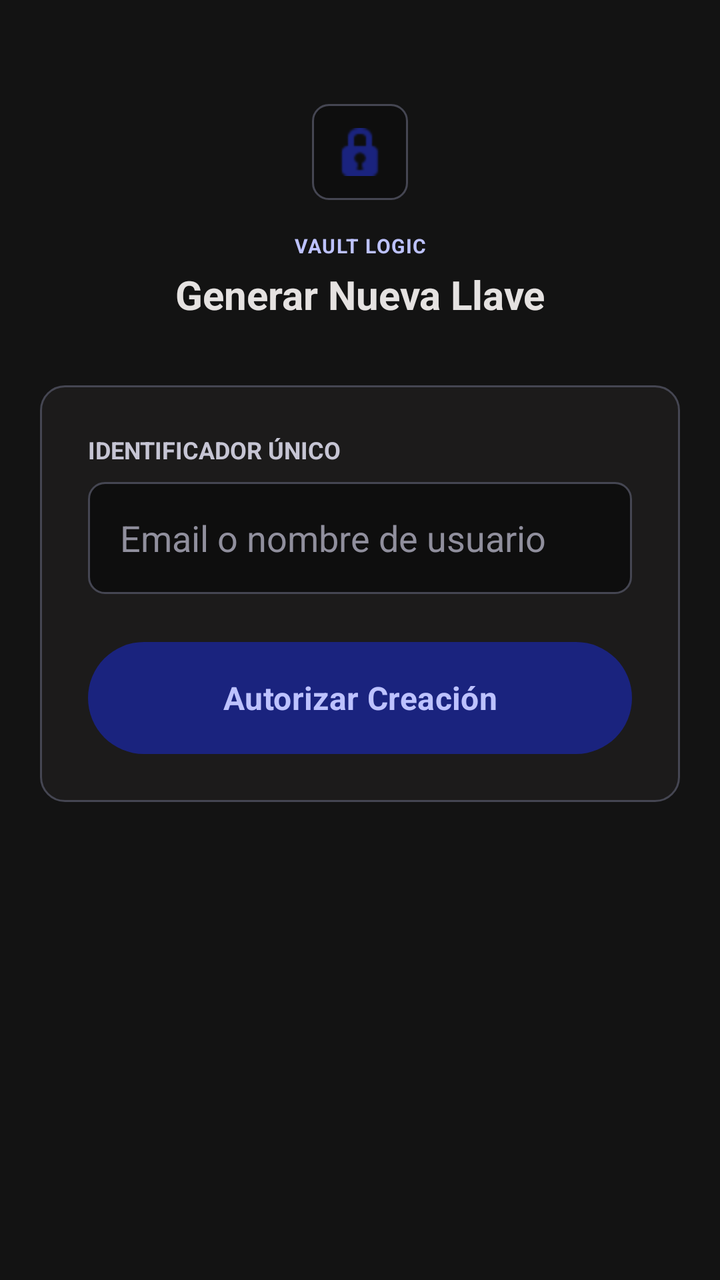
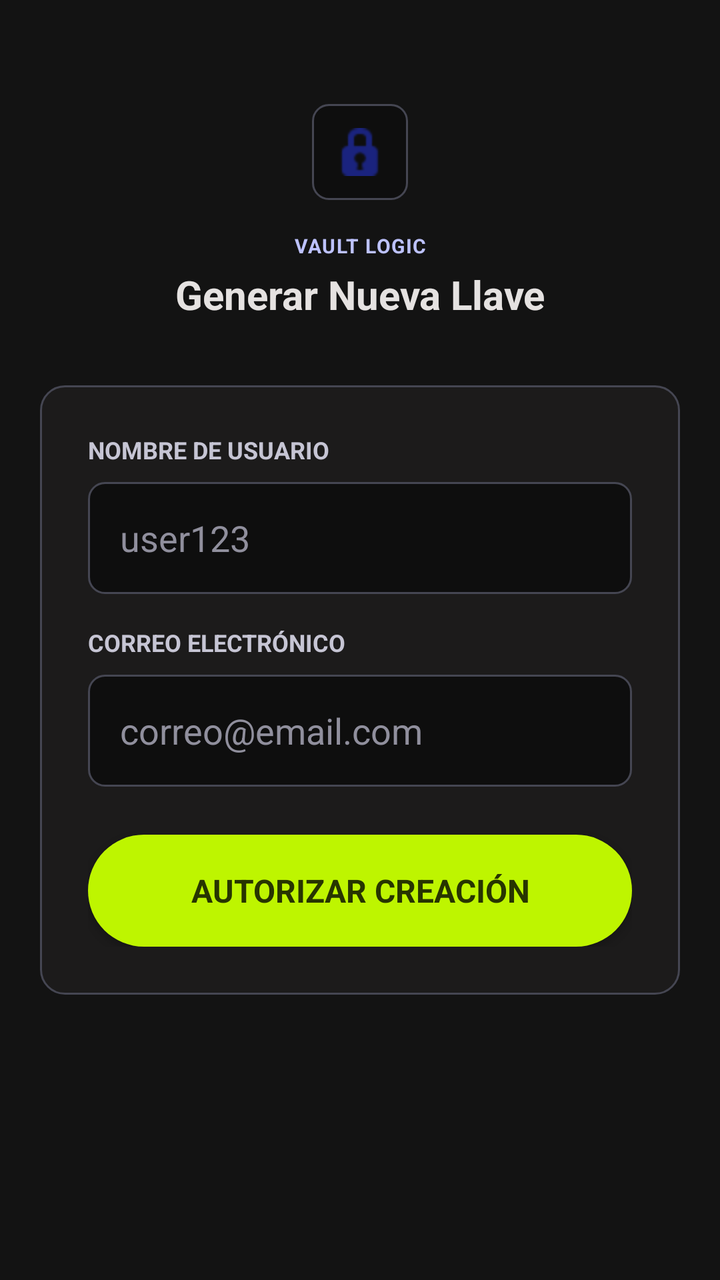

An Android layout rendered at two revisions. The XML below is the earlier revision; the diff shows what the commit changed to produce the second picture.
<!-- AndroidManifest.xml: application theme Theme.PasswordlessApp -->
<!-- res/layout/fragment_register.xml -->
<?xml version="1.0" encoding="utf-8"?>
<androidx.constraintlayout.widget.ConstraintLayout xmlns:android="http://schemas.android.com/apk/res/android"
    xmlns:app="http://schemas.android.com/apk/res-auto"
    xmlns:tools="http://schemas.android.com/tools"
    android:layout_width="match_parent"
    android:layout_height="match_parent"
    android:background="@color/vault_background"
    android:padding="20dp"
    tools:context=".ui.register.RegisterFragment">

    
    <LinearLayout
        android:id="@+id/header"
        android:layout_width="wrap_content"
        android:layout_height="wrap_content"
        android:layout_marginTop="32dp"
        android:gravity="center"
        android:orientation="vertical"
        app:layout_constraintEnd_toEndOf="parent"
        app:layout_constraintStart_toStartOf="parent"
        app:layout_constraintTop_toTopOf="parent">

        <FrameLayout
            android:layout_width="48dp"
            android:layout_height="48dp"
            android:background="@drawable/bg_vault_input"
            android:layout_marginBottom="16dp">
            <ImageView
                android:layout_width="24dp"
                android:layout_height="24dp"
                android:layout_gravity="center"
                android:src="@android:drawable/ic_secure"
                app:tint="@color/vault_primary" />
        </FrameLayout>

        <TextView
            android:layout_width="wrap_content"
            android:layout_height="wrap_content"
            android:text="VAULT LOGIC"
            android:textColor="@color/vault_on_primary"
            android:textSize="10sp"
            android:textStyle="bold"
            android:letterSpacing="0.05"
            android:layout_marginBottom="4dp" />

        <TextView
            android:layout_width="wrap_content"
            android:layout_height="wrap_content"
            android:text="Generar Nueva Llave"
            android:textColor="@color/vault_on_surface"
            android:textSize="20sp"
            android:textStyle="bold" />
    </LinearLayout>

    
    <LinearLayout
        android:layout_width="0dp"
        android:layout_height="wrap_content"
        android:layout_marginTop="32dp"
        android:background="@drawable/bg_vault_card"
        android:orientation="vertical"
        android:padding="24dp"
        app:layout_constraintEnd_toEndOf="parent"
        app:layout_constraintStart_toStartOf="parent"
        app:layout_constraintTop_toBottomOf="@id/header">

        <TextView
            android:layout_width="wrap_content"
            android:layout_height="wrap_content"
            android:text="IDENTIFICADOR ÚNICO"
            android:textColor="@color/vault_on_surface_variant"
            android:textSize="12sp"
            android:textStyle="bold"
            android:layout_marginBottom="8dp" />

        <EditText
            android:id="@+id/etUsername"
            android:layout_width="match_parent"
            android:layout_height="56dp"
            android:background="@drawable/bg_vault_input"
            android:hint="Email o nombre de usuario"
            android:textColorHint="@color/vault_outline"
            android:textColor="@color/vault_on_surface"
            android:paddingStart="16dp"
            android:paddingEnd="16dp"
            android:inputType="textEmailAddress"
            android:layout_marginBottom="24dp" />

        <Button
            android:id="@+id/btnRegister"
            android:layout_width="match_parent"
            android:layout_height="56dp"
            android:background="@drawable/btn_vault_primary"
            android:text="Autorizar Creación"
            android:textColor="@color/vault_on_primary"
            android:textSize="16sp"
            android:textStyle="bold" />

        <ProgressBar
            android:id="@+id/progressBar"
            android:layout_width="48dp"
            android:layout_height="48dp"
            android:layout_gravity="center"
            android:layout_marginTop="16dp"
            android:indeterminateTint="@color/vault_primary"
            android:visibility="gone" />

    </LinearLayout>

</androidx.constraintlayout.widget.ConstraintLayout>
<!-- resources referenced by this layout -->
<resources>
  <color name="vault_background">#131313</color>
  <color name="vault_on_primary">#bdc2ff</color>
  <color name="vault_on_surface">#e5e2e1</color>
  <color name="vault_on_surface_variant">#c6c5d4</color>
  <color name="vault_outline">#908f9d</color>
  <color name="vault_primary">#1a237e</color>
  <!-- drawable bg_vault_card (drawable) -->
  <?xml version="1.0" encoding="utf-8"?>
  <shape xmlns:android="http://schemas.android.com/apk/res/android"
      android:shape="rectangle">
      <solid android:color="@color/vault_surface_low" />
      <stroke android:width="1dp" android:color="@color/vault_outline_variant" />
      <corners android:radius="12dp" /> 
  </shape>
  <!-- drawable bg_vault_input (drawable) -->
  <?xml version="1.0" encoding="utf-8"?>
  <selector xmlns:android="http://schemas.android.com/apk/res/android">
      
      <item android:state_focused="true">
          <shape android:shape="rectangle">
              <solid android:color="@color/vault_surface_lowest" />
              <stroke android:width="1dp" android:color="@color/vault_accent_dim" />
              <corners android:radius="8dp" />
          </shape>
      </item>
      
      <item>
          <shape android:shape="rectangle">
              <solid android:color="@color/vault_surface_lowest" />
              <stroke android:width="1dp" android:color="@color/vault_outline_variant" />
              <corners android:radius="8dp" />
          </shape>
      </item>
  </selector>
  <!-- drawable btn_vault_primary (drawable) -->
  <?xml version="1.0" encoding="utf-8"?>
  <ripple xmlns:android="http://schemas.android.com/apk/res/android"
      android:color="@color/vault_on_primary">
      <item>
          <shape android:shape="rectangle">
              <solid android:color="@color/vault_primary" />
              <corners android:radius="28dp" /> 
          </shape>
      </item>
  </ripple>
  <style name="Theme.PasswordlessApp" parent="Base.Theme.PasswordlessApp" />
  <color name="vault_surface_low">#1c1b1b</color>
  <color name="vault_outline_variant">#454652</color>
  <color name="vault_surface_lowest">#0e0e0e</color>
  <color name="vault_accent_dim">#a6d700</color>
  <style name="Base.Theme.PasswordlessApp" parent="Theme.Material3.Dark.NoActionBar">
          
          <item name="colorPrimary">@color/vault_primary</item>
          <item name="colorOnPrimary">@color/vault_on_primary</item>
          <item name="colorPrimaryContainer">@color/vault_primary</item>
          
          
          <item name="colorSecondary">@color/vault_accent</item>
          <item name="colorOnSecondary">@color/vault_on_accent</item>
          
          
          <item name="android:statusBarColor">@color/vault_background</item>
          <item name="android:windowLightStatusBar">false</item>
          <item name="android:navigationBarColor">@color/vault_background</item>
          
          
          <item name="android:windowBackground">@color/vault_background</item>
          <item name="android:colorBackground">@color/vault_background</item>
          <item name="colorSurface">@color/vault_surface_low</item>
          <item name="colorOnSurface">@color/vault_on_surface</item>
          <item name="colorOnBackground">@color/vault_on_surface</item>
  
          
          <item name="android:fontFamily">sans-serif</item>
      </style>
  <color name="vault_accent">#bef500</color>
  <color name="vault_on_accent">#273500</color>
</resources>

<!-- the commit's change to res/layout/fragment_register.xml (unified diff, before → after) -->
@@ -67,32 +67,54 @@
         <TextView
             android:layout_width="wrap_content"
             android:layout_height="wrap_content"
-            android:text="IDENTIFICADOR ÚNICO"
+            android:layout_marginBottom="8dp"
+            android:text="NOMBRE DE USUARIO"
+            android:textColor="@color/vault_on_surface_variant"
+            android:textSize="12sp"
+            android:textStyle="bold" />
+
+        <EditText
+            android:id="@+id/etUsername"
+            android:layout_width="match_parent"
+            android:layout_height="56dp"
+            android:layout_marginBottom="16dp"
+            android:background="@drawable/bg_vault_input"
+            android:hint="user123"
+            android:inputType="textNoSuggestions"
+            android:paddingStart="16dp"
+            android:paddingEnd="16dp"
+            android:textColor="@color/vault_on_surface"
+            android:textColorHint="@color/vault_outline" />
+
+        <TextView
+            android:layout_width="wrap_content"
+            android:layout_height="wrap_content"
+            android:text="CORREO ELECTRÓNICO"
             android:textColor="@color/vault_on_surface_variant"
             android:textSize="12sp"
             android:textStyle="bold"
             android:layout_marginBottom="8dp" />
 
         <EditText
-            android:id="@+id/etUsername"
+            android:id="@+id/etEmail"
             android:layout_width="match_parent"
             android:layout_height="56dp"
+            android:layout_marginBottom="24dp"
             android:background="@drawable/bg_vault_input"
-            android:hint="Email o nombre de usuario"
-            android:textColorHint="@color/vault_outline"
-            android:textColor="@color/vault_on_surface"
+            android:hint="correo@email.com"
+            android:inputType="textEmailAddress"
             android:paddingStart="16dp"
             android:paddingEnd="16dp"
-            android:inputType="textEmailAddress"
-            android:layout_marginBottom="24dp" />
+            android:textColor="@color/vault_on_surface"
+            android:textColorHint="@color/vault_outline" />
 
-        <Button
+        <androidx.appcompat.widget.AppCompatButton
             android:id="@+id/btnRegister"
             android:layout_width="match_parent"
             android:layout_height="56dp"
-            android:background="@drawable/btn_vault_primary"
+            android:background="@drawable/btn_vault_accent"
             android:text="Autorizar Creación"
-            android:textColor="@color/vault_on_primary"
+            android:textColor="@color/vault_on_accent"
             android:textSize="16sp"
             android:textStyle="bold" />
 
<!-- resource entries referenced after the edit -->
@@ -34,13 +34,13 @@
           </shape>
       </item>
   </selector>
-  <!-- drawable btn_vault_primary (drawable) -->
+  <!-- drawable btn_vault_accent (drawable) -->
   <?xml version="1.0" encoding="utf-8"?>
   <ripple xmlns:android="http://schemas.android.com/apk/res/android"
-      android:color="@color/vault_on_primary">
+      android:color="#40000000"> 
       <item>
           <shape android:shape="rectangle">
-              <solid android:color="@color/vault_primary" />
+              <solid android:color="@color/vault_accent" />
               <corners android:radius="28dp" /> 
           </shape>
       </item>
